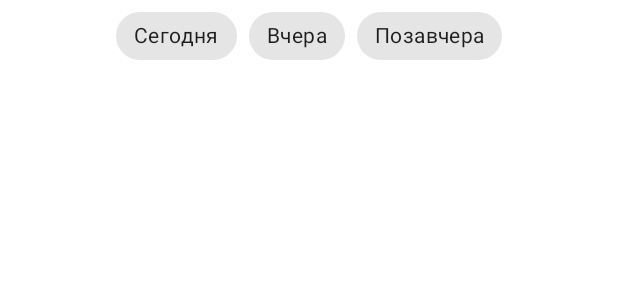
After one commit to Naruto-95/Kotlin_MaterialDesign_NASA, an Android app: the layout fragment_settings.xml on its own in the app's theme, with its tools: preview values and no code run, on a phone screen of 412 x 824 dp. The commit adds this screen. Shown: the top 300 px of the screen. Run offline under Robolectric (Android 15) with nearby library versions, the phone set to English and light mode, and no system bars.

Commit message:
Урок 2. Создал фрагмент+макет к нему и поместил в меню настроек

```diff
--- a/app/src/main/java/com/example/kotlin_materialdesign_nasa/view/picture/PictureFragment.kt
+++ b/app/src/main/java/com/example/kotlin_materialdesign_nasa/view/picture/PictureFragment.kt
@@ -14,6 +14,7 @@ import coil.load
 import com.example.kotlin_materialdesign_nasa.R
 import com.example.kotlin_materialdesign_nasa.databinding.FragmentPictureBinding
 import com.example.kotlin_materialdesign_nasa.view.MainActivity
+import com.example.kotlin_materialdesign_nasa.view.settings.SettingsFragment
 import com.example.kotlin_materialdesign_nasa.viewmodel.PictureOfTheDataAppState
 import com.example.kotlin_materialdesign_nasa.viewmodel.PictureOfTheDataViewModel
 import com.google.android.material.bottomappbar.BottomAppBar
@@ -44,6 +45,9 @@ class PictureFragment : Fragment() {
 
             R.id.app_bar_search -> {
                 Toast.makeText(context, "настройки", Toast.LENGTH_LONG).show()
+                requireActivity().supportFragmentManager.beginTransaction()
+                    .replace(R.id.container, SettingsFragment.newInstance()).addToBackStack("")
+                    .commit()
             }
             R.id.s -> {
                 requireActivity().supportFragmentManager.beginTransaction()
--- /dev/null
+++ b/app/src/main/res/layout/fragment_settings.xml
@@ -0,0 +1,39 @@
+<?xml version="1.0" encoding="utf-8"?>
+<androidx.coordinatorlayout.widget.CoordinatorLayout
+    xmlns:android="http://schemas.android.com/apk/res/android"
+    xmlns:app="http://schemas.android.com/apk/res-auto"
+    xmlns:tools="http://schemas.android.com/tools"
+    android:layout_width="match_parent"
+    android:layout_height="match_parent">
+
+    <com.google.android.material.chip.ChipGroup
+        android:id="@+id/chipGroup"
+        android:layout_width="wrap_content"
+        android:layout_height="wrap_content"
+        android:layout_gravity="center_horizontal"
+        app:singleSelection="true">
+
+        <com.google.android.material.chip.Chip
+            style="@style/Widget.MaterialComponents.Chip.Choice"
+            android:layout_width="wrap_content"
+            android:layout_height="wrap_content"
+            android:text="@string/Today" />
+
+        <com.google.android.material.chip.Chip
+            style="@style/Widget.MaterialComponents.Chip.Choice"
+            android:layout_width="wrap_content"
+            android:layout_height="wrap_content"
+            android:text="@string/Yesterday" />
+
+        <com.google.android.material.chip.Chip
+            style="@style/Widget.MaterialComponents.Chip.Choice"
+            android:layout_width="wrap_content"
+            android:layout_height="wrap_content"
+            android:text="@string/TDBY" />
+
+    </com.google.android.material.chip.ChipGroup>
+
+
+
+
+</androidx.coordinatorlayout.widget.CoordinatorLayout>
--- a/app/src/main/res/values/colors.xml
+++ b/app/src/main/res/values/colors.xml
@@ -20,6 +20,6 @@
 
     <color name="mPurple">#5E35B1</color>
     <color name="mRed">#FF3402</color>
-    <color name="mYellow">#FAFA02</color>
+    <color name="mGreen">#63FD01</color>
 
 </resources>
--- a/app/src/main/res/values/themes.xml
+++ b/app/src/main/res/values/themes.xml
@@ -30,8 +30,8 @@
         <item name="mColor">@color/mRed</item>
 
     </style>
-    <style name="mYellowStyle" parent="Theme.Kotlin_MaterialDesign_NASA">
-        <item name="mColor">@color/mYellow</item>
+    <style name="mGreenStyle" parent="Theme.Kotlin_MaterialDesign_NASA">
+        <item name="mColor">@color/mGreen</item>
 
     </style>
 
```
Also changed, not shown: app/src/main/java/com/example/kotlin_materialdesign_nasa/view/MainActivity.kt (+3 -5 lines), app/src/main/java/com/example/kotlin_materialdesign_nasa/view/settings/SettingsFragment.kt (added, +47 -0 lines).
